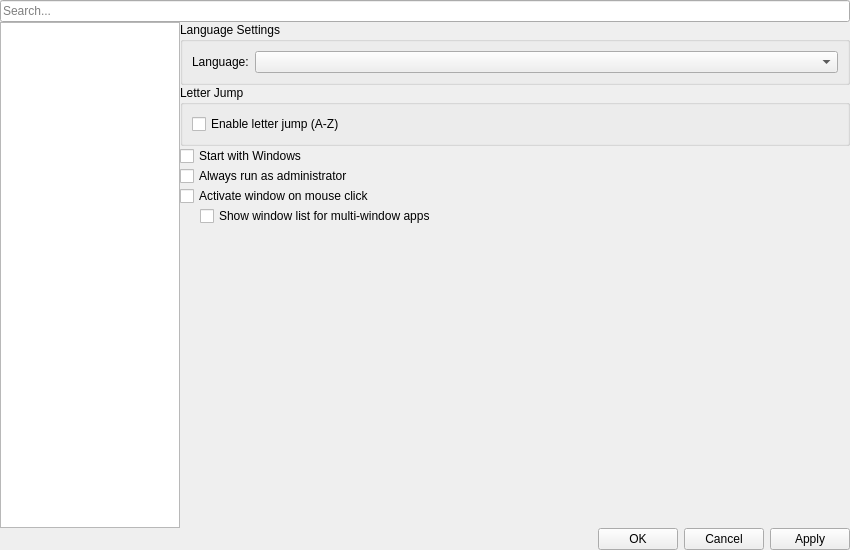
Before: the Qt Designer form ui/SettingsDialog.ui in Hendrix4858/AltTaber, drawn with Qt 5.
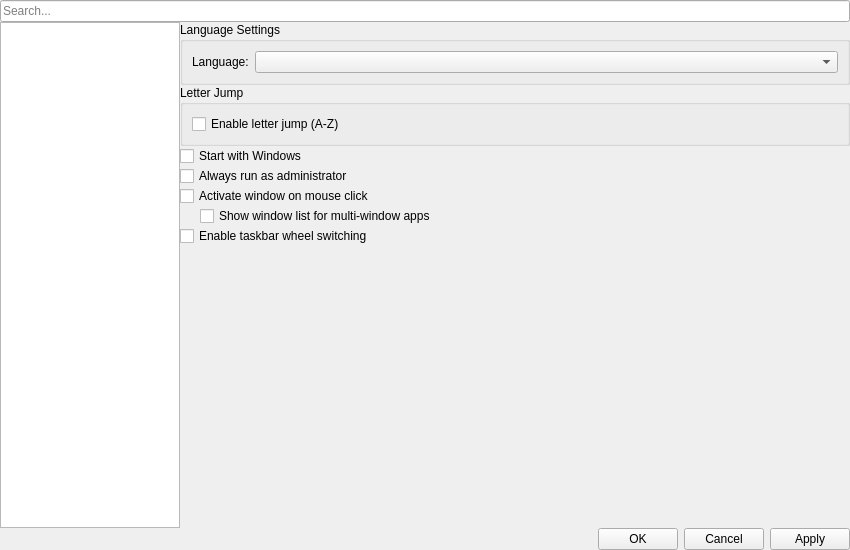
After: the same form once the commit is applied. The open tabs and pages were chosen to show the change.

Commit message: feat: add taskbar wheel switching functionality and update UI settings

What changed in the file:
```diff
--- a/ui/SettingsDialog.ui
+++ b/ui/SettingsDialog.ui
@@ -201,6 +201,13 @@
             </item>
            </layout>
           </item>
+           <item>
+            <widget class="QCheckBox" name="taskbarWheelCheck">
+             <property name="text">
+              <string>Enable taskbar wheel switching</string>
+             </property>
+            </widget>
+           </item>
          <item>
           <spacer name="generalSpacer">
            <property name="orientation">
```
Lines whose indentation alone changed are shown as unchanged. The commit also changes 4 other files.
